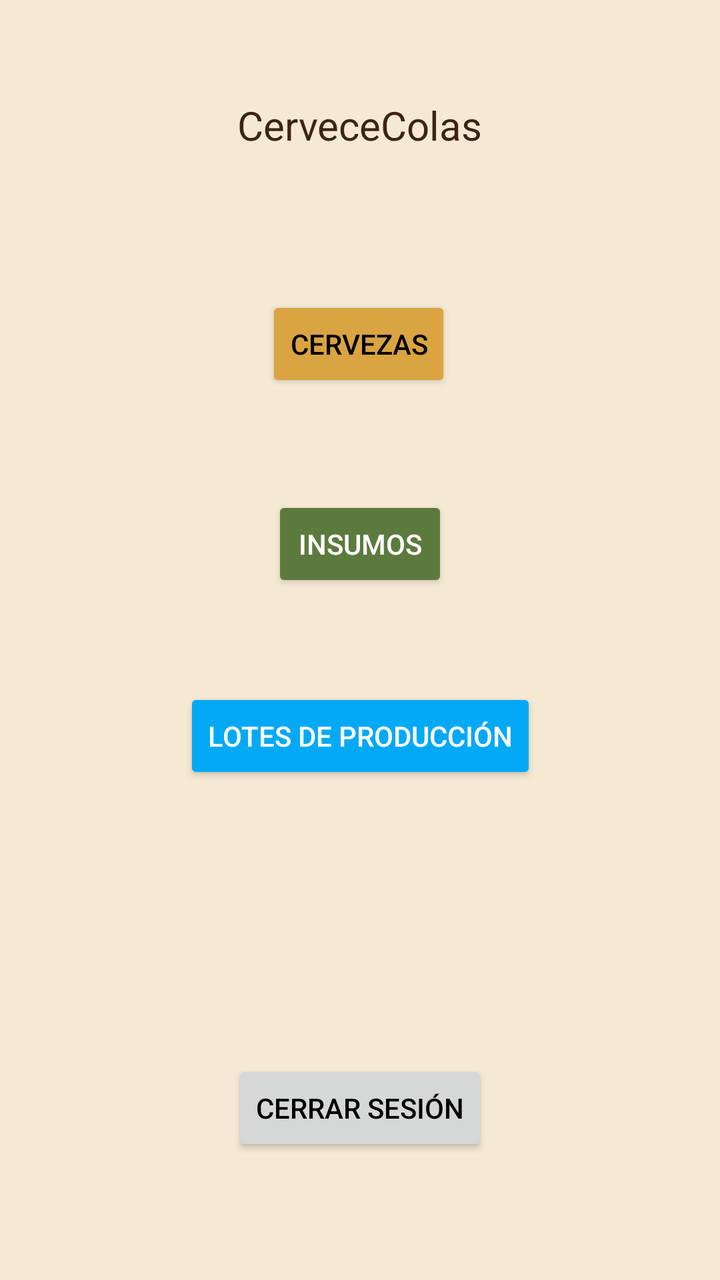
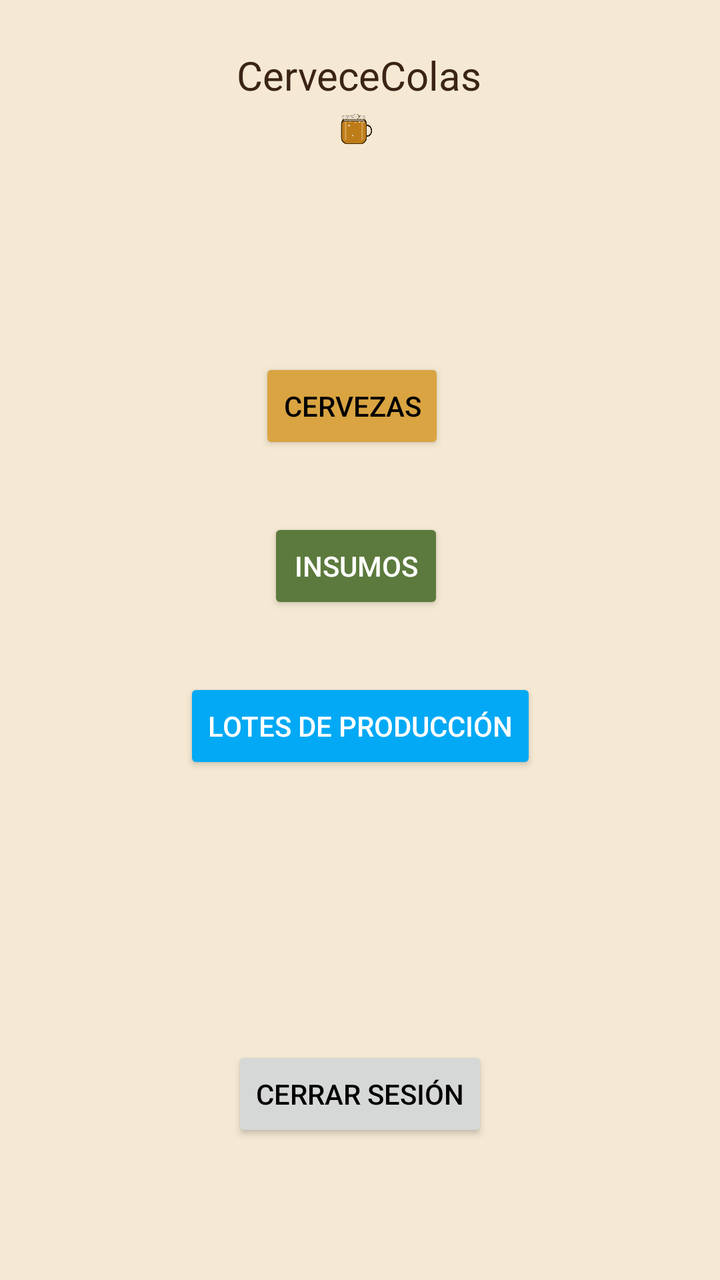

Two renders of the same Android screen: before a commit and after it. Below are the layout's source before the change and the commit's diff.
<!-- AndroidManifest.xml: application theme Theme.CerveceriaB -->
<!-- res/layout/activity_menu.xml -->
<?xml version="1.0" encoding="utf-8"?>
<androidx.constraintlayout.widget.ConstraintLayout xmlns:android="http://schemas.android.com/apk/res/android"
    xmlns:app="http://schemas.android.com/apk/res-auto"
    xmlns:tools="http://schemas.android.com/tools"
    android:id="@+id/layoutCerveza"
    android:layout_width="match_parent"
    android:layout_height="match_parent"
    android:background="@color/fondo_crema"
    tools:context=".MenuActivity">

    <Button
        android:id="@+id/btnLotes"
        android:layout_width="wrap_content"
        android:layout_height="wrap_content"
        android:layout_marginTop="48dp"
        android:backgroundTint="#03A9F4"
        android:text="Lotes de Producción"
        android:textColor="@color/white"
        app:cornerRadius="40dp"
        app:layout_constraintEnd_toEndOf="parent"
        app:layout_constraintStart_toStartOf="parent"
        app:layout_constraintTop_toBottomOf="@+id/btnInsumos"
        app:strokeColor="@android:color/holo_orange_dark"
        app:strokeWidth="2dp" />

    <Button
        android:id="@+id/btnInsumos"
        android:layout_width="wrap_content"
        android:layout_height="wrap_content"
        android:layout_marginTop="52dp"
        android:backgroundTint="@color/verde"
        android:text="Insumos"
        android:textColor="@color/white"
        app:cornerRadius="40dp"
        app:layout_constraintEnd_toEndOf="parent"
        app:layout_constraintStart_toStartOf="parent"
        app:layout_constraintTop_toBottomOf="@+id/btnCervezas"
        app:strokeColor="@android:color/holo_orange_dark"
        app:strokeWidth="2dp" />

    <TextView
        android:id="@+id/tvBienvenida"
        android:layout_width="wrap_content"
        android:layout_height="wrap_content"
        android:layout_marginTop="49dp"
        android:text="CerveceColas"
        android:textColor="@color/texto_cafe"
        android:textSize="20sp"
        app:layout_constraintEnd_toEndOf="parent"
        app:layout_constraintStart_toStartOf="parent"
        app:layout_constraintTop_toTopOf="parent" />

    <Button
        android:id="@+id/btnCerrarSesion"
        android:layout_width="wrap_content"
        android:layout_height="wrap_content"
        android:layout_marginTop="136dp"
        android:text="Cerrar sesión"
        app:layout_constraintBottom_toBottomOf="parent"
        app:layout_constraintEnd_toEndOf="parent"
        app:layout_constraintStart_toStartOf="parent"
        app:layout_constraintTop_toBottomOf="@+id/btnLotes"
        app:layout_constraintVertical_bias="0.031"
        app:strokeColor="@color/tostado_oscuro"
        app:strokeWidth="2dp" />

    <Button
        android:id="@+id/btnCervezas"
        android:layout_width="wrap_content"
        android:layout_height="wrap_content"
        android:layout_marginTop="72dp"
        android:layout_marginEnd="8dp"
        android:backgroundTint="@color/dorado_cerveza"
        android:text="Cervezas"
        app:cornerRadius="40dp"
        app:layout_constraintEnd_toEndOf="parent"
        app:layout_constraintHorizontal_bias="0.513"
        app:layout_constraintStart_toStartOf="parent"
        app:layout_constraintTop_toBottomOf="@+id/tvBienvenida"
        app:strokeColor="@android:color/holo_orange_dark"
        app:strokeWidth="2dp" />

</androidx.constraintlayout.widget.ConstraintLayout>
<!-- resources referenced by this layout -->
<resources>
  <color name="dorado_cerveza">#D9A441</color>
  <color name="fondo_crema">#F5E9D3</color>
  <color name="texto_cafe">#3B2415</color>
  <color name="tostado_oscuro">#7A4B1E</color>
  <color name="verde">#5C7A3D</color>
  <color name="white">#FFFFFFFF</color>
  <style name="Theme.CerveceriaB" parent="Base.Theme.CerveceriaB" />
  <style name="Base.Theme.CerveceriaB" parent="Theme.Material3.DayNight.NoActionBar">
          
          
          <item name="android:editTextColor">@android:color/black</item>
          <item name="android:textColorPrimary">@android:color/black</item>
          <item name="android:textColorHint">#666666</item>
      </style>
</resources>

<!-- the commit's change to res/layout/activity_menu.xml (unified diff, before → after) -->
@@ -8,47 +8,46 @@
     android:background="@color/fondo_crema"
     tools:context=".MenuActivity">
 
-    <Button
-        android:id="@+id/btnLotes"
-        android:layout_width="wrap_content"
-        android:layout_height="wrap_content"
-        android:layout_marginTop="48dp"
-        android:backgroundTint="#03A9F4"
-        android:text="Lotes de Producción"
-        android:textColor="@color/white"
-        app:cornerRadius="40dp"
+    <ImageView
+        android:id="@+id/ivLogo2"
+        android:layout_width="189dp"
+        android:layout_height="0dp"
+        android:layout_marginBottom="560dp"
+        app:layout_constraintBottom_toBottomOf="parent"
         app:layout_constraintEnd_toEndOf="parent"
+        app:layout_constraintHorizontal_bias="0.477"
         app:layout_constraintStart_toStartOf="parent"
-        app:layout_constraintTop_toBottomOf="@+id/btnInsumos"
-        app:strokeColor="@android:color/holo_orange_dark"
-        app:strokeWidth="2dp" />
-
-    <Button
-        android:id="@+id/btnInsumos"
-        android:layout_width="wrap_content"
-        android:layout_height="wrap_content"
-        android:layout_marginTop="52dp"
-        android:backgroundTint="@color/verde"
-        android:text="Insumos"
-        android:textColor="@color/white"
-        app:cornerRadius="40dp"
-        app:layout_constraintEnd_toEndOf="parent"
-        app:layout_constraintStart_toStartOf="parent"
-        app:layout_constraintTop_toBottomOf="@+id/btnCervezas"
-        app:strokeColor="@android:color/holo_orange_dark"
-        app:strokeWidth="2dp" />
+        app:layout_constraintTop_toBottomOf="@+id/tvBienvenida"
+        app:srcCompat="@drawable/ic_logo_cerveza" />
 
     <TextView
         android:id="@+id/tvBienvenida"
         android:layout_width="wrap_content"
         android:layout_height="wrap_content"
-        android:layout_marginTop="49dp"
+        android:layout_marginTop="24dp"
         android:text="CerveceColas"
         android:textColor="@color/texto_cafe"
         android:textSize="20sp"
+        app:layout_constraintBottom_toTopOf="@+id/ivLogo2"
+        app:layout_constraintEnd_toEndOf="parent"
+        app:layout_constraintHorizontal_bias="0.498"
+        app:layout_constraintStart_toStartOf="parent"
+        app:layout_constraintTop_toTopOf="parent" />
+
+    <Button
+        android:id="@+id/btnCervezas"
+        android:layout_width="wrap_content"
+        android:layout_height="wrap_content"
+        android:layout_marginTop="128dp"
+        android:layout_marginEnd="8dp"
+        android:backgroundTint="@color/dorado_cerveza"
+        android:text="Cervezas"
+        app:cornerRadius="40dp"
         app:layout_constraintEnd_toEndOf="parent"
         app:layout_constraintStart_toStartOf="parent"
-        app:layout_constraintTop_toTopOf="parent" />
+        app:layout_constraintTop_toBottomOf="@+id/tvBienvenida"
+        app:strokeColor="@android:color/holo_orange_dark"
+        app:strokeWidth="2dp" />
 
     <Button
         android:id="@+id/btnCerrarSesion"
@@ -60,23 +59,38 @@
         app:layout_constraintEnd_toEndOf="parent"
         app:layout_constraintStart_toStartOf="parent"
         app:layout_constraintTop_toBottomOf="@+id/btnLotes"
-        app:layout_constraintVertical_bias="0.031"
+        app:layout_constraintVertical_bias="0.0"
         app:strokeColor="@color/tostado_oscuro"
         app:strokeWidth="2dp" />
 
     <Button
-        android:id="@+id/btnCervezas"
+        android:id="@+id/btnInsumos"
         android:layout_width="wrap_content"
         android:layout_height="wrap_content"
-        android:layout_marginTop="72dp"
-        android:layout_marginEnd="8dp"
-        android:backgroundTint="@color/dorado_cerveza"
-        android:text="Cervezas"
+        android:layout_marginTop="32dp"
+        android:backgroundTint="@color/verde"
+        android:text="Insumos"
+        android:textColor="@color/white"
         app:cornerRadius="40dp"
         app:layout_constraintEnd_toEndOf="parent"
-        app:layout_constraintHorizontal_bias="0.513"
+        app:layout_constraintHorizontal_bias="0.493"
         app:layout_constraintStart_toStartOf="parent"
-        app:layout_constraintTop_toBottomOf="@+id/tvBienvenida"
+        app:layout_constraintTop_toBottomOf="@+id/btnCervezas"
+        app:strokeColor="@android:color/holo_orange_dark"
+        app:strokeWidth="2dp" />
+
+    <Button
+        android:id="@+id/btnLotes"
+        android:layout_width="wrap_content"
+        android:layout_height="wrap_content"
+        android:layout_marginTop="32dp"
+        android:backgroundTint="#03A9F4"
+        android:text="Lotes de Producción"
+        android:textColor="@color/white"
+        app:cornerRadius="40dp"
+        app:layout_constraintEnd_toEndOf="parent"
+        app:layout_constraintStart_toStartOf="parent"
+        app:layout_constraintTop_toBottomOf="@+id/btnInsumos"
         app:strokeColor="@android:color/holo_orange_dark"
         app:strokeWidth="2dp" />
 
<!-- resource entries referenced after the edit -->
@@ -6,6 +6,7 @@
   <color name="tostado_oscuro">#7A4B1E</color>
   <color name="verde">#5C7A3D</color>
   <color name="white">#FFFFFFFF</color>
+  <!-- drawable ic_logo_cerveza: png bitmap (drawable, 18374 bytes) -->
   <style name="Theme.CerveceriaB" parent="Base.Theme.CerveceriaB" />
   <style name="Base.Theme.CerveceriaB" parent="Theme.Material3.DayNight.NoActionBar">
           
